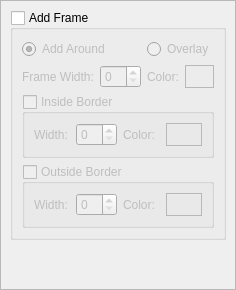
Old version of the form dialogs/convert/effectsscrollarea.ui in the repository marek629/SIR.
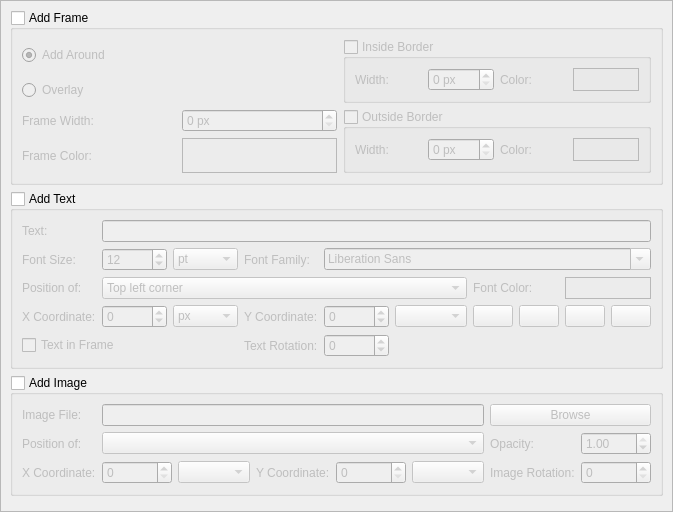
New version of the form. Icons and pictures are not drawn. Custom widgets are drawn as their Qt base class.

Commit message: added text and image effect, updated copyright year comments

What changed in the file:
```diff
--- a/dialogs/convert/effectsscrollarea.ui
+++ b/dialogs/convert/effectsscrollarea.ui
@@ -2,6 +2,14 @@
 <ui version="4.0">
  <class>EffectsScrollArea</class>
  <widget class="QScrollArea" name="EffectsScrollArea">
+  <property name="geometry">
+   <rect>
+    <x>0</x>
+    <y>0</y>
+    <width>673</width>
+    <height>512</height>
+   </rect>
+  </property>
   <property name="windowTitle">
    <string>ScrollArea</string>
   </property>
@@ -13,11 +21,411 @@
     <rect>
      <x>0</x>
      <y>0</y>
-     <width>433</width>
-     <height>271</height>
+     <width>698</width>
+     <height>517</height>
     </rect>
    </property>
    <layout class="QGridLayout" name="gridLayout_2">
+    <item row="2" column="0">
+     <widget class="QGroupBox" name="imageGroupBox">
+      <property name="title">
+       <string>Add Image</string>
+      </property>
+      <property name="checkable">
+       <bool>true</bool>
+      </property>
+      <property name="checked">
+       <bool>false</bool>
+      </property>
+      <layout class="QGridLayout" name="gridLayout_4">
+       <item row="2" column="3">
+        <widget class="QLabel" name="label_17">
+         <property name="text">
+          <string>Y Coordinate:</string>
+         </property>
+        </widget>
+       </item>
+       <item row="2" column="2">
+        <widget class="QComboBox" name="imageXComboBox"/>
+       </item>
+       <item row="2" column="0">
+        <widget class="QLabel" name="label_16">
+         <property name="text">
+          <string>X Coordinate:</string>
+         </property>
+        </widget>
+       </item>
+       <item row="2" column="1">
+        <widget class="QSpinBox" name="imageXSpinBox"/>
+       </item>
+       <item row="2" column="4">
+        <widget class="QSpinBox" name="imageYSpinBox"/>
+       </item>
+       <item row="0" column="0">
+        <widget class="QLabel" name="label_14">
+         <property name="text">
+          <string>Image File:</string>
+         </property>
+        </widget>
+       </item>
+       <item row="2" column="6">
+        <widget class="QLabel" name="label_18">
+         <property name="text">
+          <string>Image Rotation:</string>
+         </property>
+        </widget>
+       </item>
+       <item row="1" column="0">
+        <widget class="QLabel" name="label_15">
+         <property name="text">
+          <string>Position of:</string>
+         </property>
+        </widget>
+       </item>
+       <item row="2" column="5">
+        <widget class="QComboBox" name="imageYComboBox"/>
+       </item>
+       <item row="2" column="7">
+        <widget class="QSpinBox" name="imageRotationSpinBox"/>
+       </item>
+       <item row="0" column="6" colspan="2">
+        <widget class="QPushButton" name="imagePathPushButton">
+         <property name="text">
+          <string>Browse</string>
+         </property>
+        </widget>
+       </item>
+       <item row="0" column="1" colspan="5">
+        <widget class="QLineEdit" name="imagePathLineEdit"/>
+       </item>
+       <item row="1" column="1" colspan="5">
+        <widget class="QComboBox" name="imagePositionComboBox"/>
+       </item>
+       <item row="1" column="6">
+        <widget class="QLabel" name="label_20">
+         <property name="text">
+          <string>Opacity:</string>
+         </property>
+        </widget>
+       </item>
+       <item row="1" column="7">
+        <widget class="QDoubleSpinBox" name="imageOpacitySpinBox">
+         <property name="maximum">
+          <double>1.000000000000000</double>
+         </property>
+         <property name="singleStep">
+          <double>0.010000000000000</double>
+         </property>
+         <property name="value">
+          <double>1.000000000000000</double>
+         </property>
+        </widget>
+       </item>
+      </layout>
+     </widget>
+    </item>
+    <item row="1" column="0">
+     <widget class="QGroupBox" name="textGroupBox">
+      <property name="title">
+       <string>Add Text</string>
+      </property>
+      <property name="checkable">
+       <bool>true</bool>
+      </property>
+      <property name="checked">
+       <bool>false</bool>
+      </property>
+      <layout class="QGridLayout" name="gridLayout_3">
+       <item row="1" column="3">
+        <widget class="QLabel" name="label_8">
+         <property name="text">
+          <string>Font Family:</string>
+         </property>
+        </widget>
+       </item>
+       <item row="4" column="2">
+        <widget class="QComboBox" name="textXComboBox">
+         <item>
+          <property name="text">
+           <string notr="true">px</string>
+          </property>
+         </item>
+         <item>
+          <property name="text">
+           <string notr="true">%</string>
+          </property>
+         </item>
+        </widget>
+       </item>
+       <item row="4" column="4">
+        <widget class="QSpinBox" name="textYSpinBox">
+         <property name="minimum">
+          <number>-20000</number>
+         </property>
+         <property name="maximum">
+          <number>20000</number>
+         </property>
+        </widget>
+       </item>
+       <item row="4" column="0">
+        <widget class="QLabel" name="label_10">
+         <property name="text">
+          <string>X Coordinate:</string>
+         </property>
+        </widget>
+       </item>
+       <item row="3" column="0">
+        <widget class="QLabel" name="label_9">
+         <property name="text">
+          <string>Position of:</string>
+         </property>
+        </widget>
+       </item>
+       <item row="4" column="3">
+        <widget class="QLabel" name="label_11">
+         <property name="text">
+          <string>Y Coordinate:</string>
+         </property>
+        </widget>
+       </item>
+       <item row="0" column="0">
+        <widget class="QLabel" name="label_13">
+         <property name="text">
+          <string>Text:</string>
+         </property>
+        </widget>
+       </item>
+       <item row="1" column="1">
+        <widget class="QSpinBox" name="textFontSizeSpinBox">
+         <property name="maximum">
+          <number>500</number>
+         </property>
+         <property name="value">
+          <number>12</number>
+         </property>
+        </widget>
+       </item>
+       <item row="4" column="5">
+        <widget class="QComboBox" name="textYComboBox"/>
+       </item>
+       <item row="3" column="1" colspan="5">
+        <widget class="QComboBox" name="textPositionComboBox">
+         <item>
+          <property name="text">
+           <string>Top left corner</string>
+          </property>
+         </item>
+         <item>
+          <property name="text">
+           <string>Middle of top edge</string>
+          </property>
+         </item>
+         <item>
+          <property name="text">
+           <string>Top right corner</string>
+          </property>
+         </item>
+         <item>
+          <property name="text">
+           <string>Center</string>
+          </property>
+         </item>
+         <item>
+          <property name="text">
+           <string>Middle of right edge</string>
+          </property>
+         </item>
+         <item>
+          <property name="text">
+           <string>Bottom right corner</string>
+          </property>
+         </item>
+         <item>
+          <property name="text">
+           <string>Middle of bottom edge</string>
+          </property>
+         </item>
+         <item>
+          <property name="text">
+           <string>Bottom left corner</string>
+          </property>
+         </item>
+         <item>
+          <property name="text">
+           <string>Middle of left edge</string>
+          </property>
+         </item>
+        </widget>
+       </item>
+       <item row="1" column="2">
+        <widget class="QComboBox" name="textFontSizeComboBox">
+         <item>
+          <property name="text">
+           <string notr="true">pt</string>
+          </property>
+         </item>
+         <item>
+          <property name="text">
+           <string notr="true">px</string>
+          </property>
+         </item>
+        </widget>
+       </item>
+       <item row="1" column="0">
+        <widget class="QLabel" name="label_7">
+         <property name="text">
+          <string>Font Size:</string>
+         </property>
+        </widget>
+       </item>
+       <item row="4" column="1">
+        <widget class="QSpinBox" name="textXSpinBox">
+         <property name="minimum">
+          <number>-20000</number>
+         </property>
+         <property name="maximum">
+          <number>20000</number>
+         </property>
+        </widget>
+       </item>
+       <item row="5" column="0" colspan="3">
+        <widget class="QCheckBox" name="textFrameCheckBox">
+         <property name="text">
+          <string>Text in Frame</string>
+         </property>
+        </widget>
+       </item>
+       <item row="5" column="3">
+        <widget class="QLabel" name="label_12">
+         <property name="text">
+          <string>Text Rotation:</string>
+         </property>
+        </widget>
+       </item>
+       <item row="5" column="4">
+        <widget class="QSpinBox" name="textRotationSpinBox">
+         <property name="minimum">
+          <number>-360</number>
+         </property>
+         <property name="maximum">
+          <number>360</number>
+         </property>
+        </widget>
+       </item>
+       <item row="3" column="6">
+        <widget class="QLabel" name="label_19">
+         <property name="text">
+          <string>Font Color:</string>
+         </property>
+        </widget>
+       </item>
+       <item row="3" column="7">
+        <widget class="ColorFrame" name="textColorFrame">
+         <property name="frameShape">
+          <enum>QFrame::StyledPanel</enum>
+         </property>
+         <property name="frameShadow">
+          <enum>QFrame::Raised</enum>
+         </property>
+        </widget>
+       </item>
+       <item row="1" column="4" colspan="4">
+        <widget class="QFontComboBox" name="textFontComboBox"/>
+       </item>
+       <item row="0" column="1" colspan="7">
+        <widget class="QLineEdit" name="textLineEdit"/>
+       </item>
+       <item row="4" column="6" colspan="2">
+        <layout class="QHBoxLayout" name="horizontalLayout_3">
+         <item>
+          <widget class="QPushButton" name="textBoldPushButton">
+           <property name="sizePolicy">
+            <sizepolicy hsizetype="Expanding" vsizetype="Fixed">
+             <horstretch>0</horstretch>
+             <verstretch>0</verstretch>
+            </sizepolicy>
+           </property>
+           <property name="toolTip">
+            <string>Bold</string>
+           </property>
+           <property name="icon">
+            <iconset theme="format-text-bold">
+             <normaloff/>
+            </iconset>
+           </property>
+           <property name="checkable">
+            <bool>true</bool>
+           </property>
+          </widget>
+         </item>
+         <item>
+          <widget class="QPushButton" name="textItalicPushButton">
+           <property name="sizePolicy">
+            <sizepolicy hsizetype="Expanding" vsizetype="Fixed">
+             <horstretch>0</horstretch>
+             <verstretch>0</verstretch>
+            </sizepolicy>
+           </property>
+           <property name="toolTip">
+            <string>Italic</string>
+           </property>
+           <property name="icon">
+            <iconset theme="format-text-italic">
+             <normaloff/>
+            </iconset>
+           </property>
+           <property name="checkable">
+            <bool>true</bool>
+           </property>
+          </widget>
+         </item>
+         <item>
+          <widget class="QPushButton" name="textUnderlinePushButton">
+           <property name="sizePolicy">
+            <sizepolicy hsizetype="Expanding" vsizetype="Fixed">
+             <horstretch>0</horstretch>
+             <verstretch>0</verstretch>
+            </sizepolicy>
+           </property>
+           <property name="toolTip">
+            <string>Underline</string>
+           </property>
+           <property name="icon">
+            <iconset theme="format-text-underline">
+             <normaloff/>
+            </iconset>
+           </property>
+           <property name="checkable">
+            <bool>true</bool>
+           </property>
+          </widget>
+         </item>
+         <item>
+          <widget class="QPushButton" name="textStrikeOutPushButton">
+           <property name="sizePolicy">
+            <sizepolicy hsizetype="Expanding" vsizetype="Fixed">
+             <horstretch>0</horstretch>
+             <verstretch>0</verstretch>
+            </sizepolicy>
+           </property>
+           <property name="toolTip">
+            <string>Strike out</string>
+           </property>
+           <property name="icon">
+            <iconset theme="format-text-strikethrough">
+             <normaloff/>
+            </iconset>
+           </property>
+           <property name="checkable">
+            <bool>true</bool>
+           </property>
+          </widget>
+         </item>
+        </layout>
+       </item>
+      </layout>
+     </widget>
+    </item>
     <item row="0" column="0">
      <widget class="QGroupBox" name="frameGroupBox">
       <property name="title">
@@ -30,6 +438,13 @@
        <bool>false</bool>
       </property>
       <layout class="QGridLayout" name="gridLayout">
+       <item row="2" column="1">
+        <widget class="QSpinBox" name="frameWidthSpinBox">
+         <property name="suffix">
+          <string notr="true"> px</string>
+         </property>
+        </widget>
+       </item>
        <item row="0" column="0" colspan="2">
         <widget class="QRadioButton" name="frameAroundRadioButton">
          <property name="text">
@@ -40,24 +455,38 @@
          </property>
         </widget>
        </item>
-       <item row="1" column="3">
-        <widget class="ColorFrame" name="frameColorFrame">
-         <property name="frameShape">
-          <enum>QFrame::StyledPanel</enum>
-         </property>
-         <property name="frameShadow">
-          <enum>QFrame::Raised</enum>
+       <item row="2" column="0">
+        <widget class="QLabel" name="label">
+         <property name="text">
+          <string>Frame Width:</string>
          </property>
         </widget>
        </item>
-       <item row="0" column="2" colspan="2">
+       <item row="1" column="0" colspan="2">
         <widget class="QRadioButton" name="frameOverlayRadioButton">
          <property name="text">
           <string>Overlay</string>
          </property>
         </widget>
        </item>
-       <item row="2" column="0" colspan="4">
+       <item row="3" column="0">
+        <widget class="QLabel" name="label_2">
+         <property name="text">
+          <string>Frame Color:</string>
+         </property>
+        </widget>
+       </item>
+       <item row="3" column="1">
+        <widget class="ColorFrame" name="frameColorFrame">
+         <property name="frameShape">
+          <enum>QFrame::StyledPanel</enum>
+         </property>
+         <property name="frameShadow">
+          <enum>QFrame::Raised</enum>
+         </property>
+        </widget>
+       </item>
+       <item row="0" column="3" rowspan="2" colspan="2">
         <widget class="QGroupBox" name="borderInsideGroupBox">
          <property name="title">
           <string>Inside Border</string>
@@ -77,7 +506,11 @@
            </widget>
           </item>
           <item>
-           <widget class="QSpinBox" name="borderInsideSpinBox"/>
+           <widget class="QSpinBox" name="borderInsideSpinBox">
+            <property name="suffix">
+             <string notr="true"> px</string>
+            </property>
+           </widget>
           </item>
           <item>
            <widget class="QLabel" name="label_3">
@@ -99,24 +532,7 @@
          </layout>
         </widget>
        </item>
-       <item row="1" column="1">
-        <widget class="QSpinBox" name="frameWidthSpinBox"/>
-       </item>
-       <item row="1" column="0">
-        <widget class="QLabel" name="label">
-         <property name="text">
-          <string>Frame Width:</string>
-         </property>
-        </widget>
-       </item>
-       <item row="1" column="2">
-        <widget class="QLabel" name="label_2">
-         <property name="text">
-          <string>Color:</string>
-         </property>
-        </widget>
-       </item>
-       <item row="3" column="0" colspan="4">
+       <item row="2" column="3" rowspan="2" colspan="2">
         <widget class="QGroupBox" name="borderOutsideGroupBox">
          <property name="title">
           <string>Outside Border</string>
@@ -136,7 +552,11 @@
            </widget>
           </item>
           <item>
-           <widget class="QSpinBox" name="borderOutsideSpinBox"/>
+           <widget class="QSpinBox" name="borderOutsideSpinBox">
+            <property name="suffix">
+             <string notr="true"> px</string>
+            </property>
+           </widget>
           </item>
           <item>
            <widget class="QLabel" name="label_6">
@@ -161,7 +581,7 @@
       </layout>
      </widget>
     </item>
-    <item row="1" column="0">
+    <item row="3" column="0">
      <spacer name="verticalSpacer">
       <property name="orientation">
        <enum>Qt::Vertical</enum>
```
The commit also changes 73 other files.
